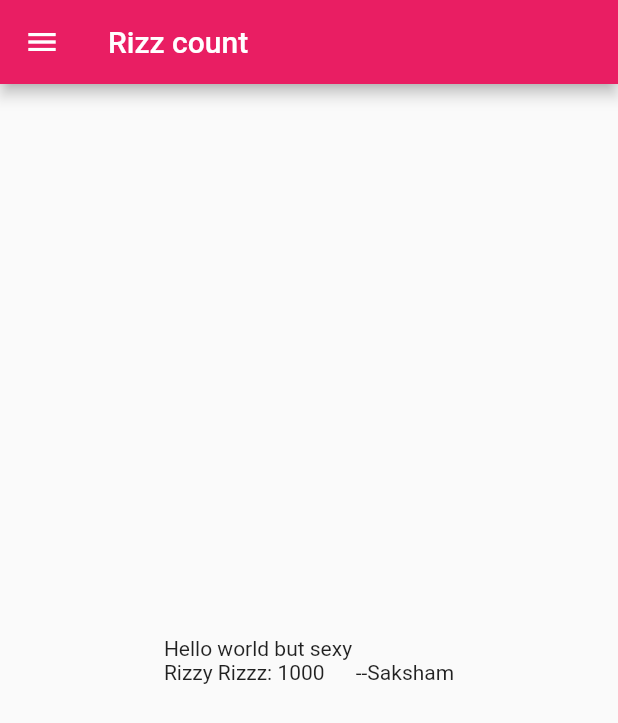
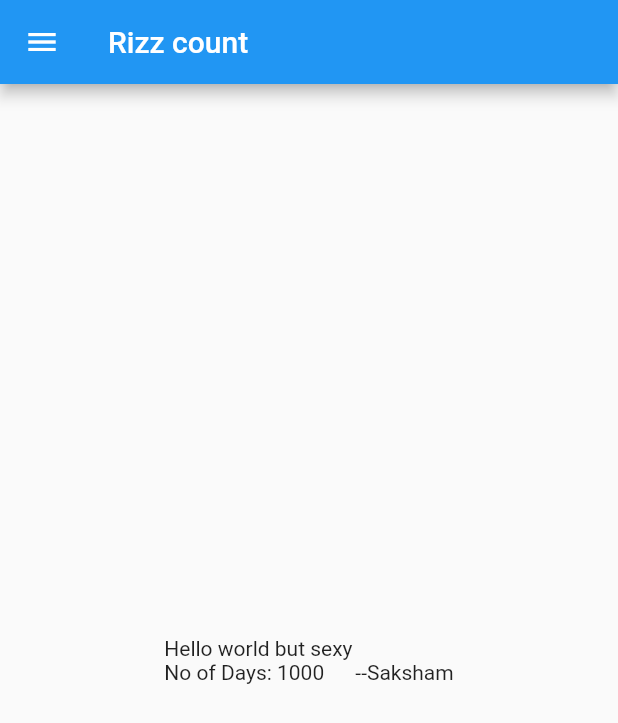
Before and after one commit to SakshxmSingh/Flutter_Trial, a Flutter app: the screen it shows after launch, on a phone screen of 412 x 824 dp. Shown: the top 723 px of the screen. Run offline on Flutter 3.47's test engine with Material 2 defaults, Android fonts, the phone set to English and light mode, and no system bars.

Commit message:
Revert "Chapter3"
This reverts commit 01325d62ea802e68ade324e130ff081bd62c5fc6.

```diff
--- a/lib/pages/home_page.dart
+++ b/lib/home_page.dart
@@ -15,16 +15,16 @@ class HomePage extends StatelessWidget {
     // const pii = 3.14;               //cant change value later
     // final piii = 3.14;              //final are like consts but can add values to themselves
 
-    return Scaffold(                   // a widget to give a header-body-footer kinda layout
-      appBar: AppBar(                  // the header
+    return Scaffold(
+      appBar: AppBar(
         title: Text("Rizz count"),
       ),
       body: Center(
         child: Container(
-          child: Text("Hello world but sexy\nRizzy Rizzz: $rizz      --$name"),
+          child: Text("Hello world but sexy\nNo of Days: $rizz      --$name"),
         ),
       ),
-      drawer: Drawer(),                // the drawer on the app bar
+      drawer: Drawer(),
     );
   }
 }
--- a/lib/main.dart
+++ b/lib/main.dart
@@ -1,27 +1,17 @@
 import 'package:flutter/material.dart';
-import 'pages/home_page.dart';
-import 'pages/login_page.dart';
+import 'home_page.dart';
 
 void main(){
-  runApp(MyApp());
+  runApp(const MyApp());
 }
 
 class MyApp extends StatelessWidget {
-  MyApp({super.key});
+  const MyApp({super.key});
 
   @override
   Widget build(BuildContext context) {
-    return MaterialApp(
-      // home: HomePage(),
-      themeMode: ThemeMode.light,
-      theme: ThemeData(primarySwatch: Colors.pink),
-      darkTheme: ThemeData(brightness: Brightness.dark),
-      initialRoute: "/home",
-      routes: {
-        "/" :(context) => LoginPage(),
-        "/home":(context) => HomePage(),
-        "/login" :(context) => LoginPage()
-      },
+    return const MaterialApp(
+      home: HomePage()
     );
   }
 }
```
Also changed, not shown: lib/pages/login_page.dart (deleted, +0 -21 lines).
